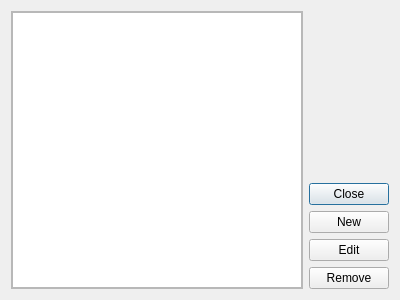
First picture: the form in gui_showperson.ui, repository loaded02/ICF_Report, before the edit.
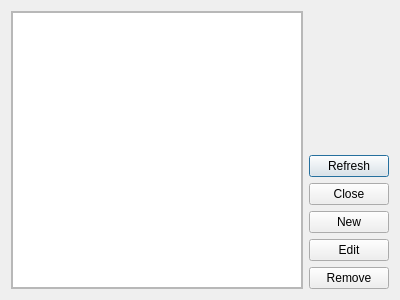
Second picture: the form after the edit.

Patch:
```diff
--- a/gui_showperson.ui
+++ b/gui_showperson.ui
@@ -63,6 +63,13 @@
        </property>
       </spacer>
      </item>
+     <item>
+      <widget class="QPushButton" name="refreshButton">
+       <property name="text">
+        <string>Refresh</string>
+       </property>
+      </widget>
+     </item>
      <item>
       <widget class="QPushButton" name="closeButton">
        <property name="text">
```
